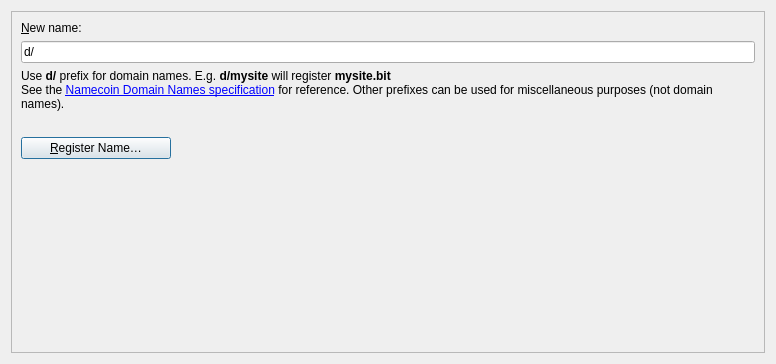
The window that src/qt/forms/buynamespage.ui (junekomeiji/namecoin-core) describes before a commit, drawn with Qt 5.
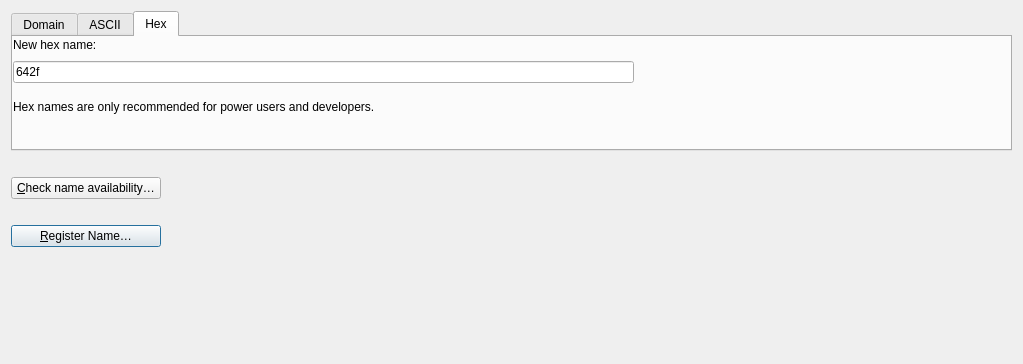
The same window after the commit. The open tabs and pages were chosen to show the change. Icons and pictures are not drawn. Custom widgets are drawn as their Qt base class.

What changed in the file:
```diff
--- a/src/qt/forms/buynamespage.ui
+++ b/src/qt/forms/buynamespage.ui
@@ -6,10 +6,11 @@
    <rect>
     <x>0</x>
     <y>0</y>
-    <width>776</width>
+    <width>1023</width>
     <height>364</height>
    </rect>
   </property>
+      <!--
   <layout class="QHBoxLayout" name="horizontalLayout">
    <item>
     <widget class="QFrame" name="frame2">
@@ -25,9 +26,38 @@
      <property name="frameShadow">
       <enum>QFrame::Sunken</enum>
      </property>
+     -->
   <layout class="QVBoxLayout" name="verticalLayout">
    <item>
-          <widget class="QLabel" name="label_4">
+    <widget class="QTabWidget" name="tabWidget">
+     <property name="minimumSize">
+      <size>
+       <width>0</width>
+       <height>140</height>
+      </size>
+     </property>
+     <property name="maximumSize">
+      <size>
+       <width>16777213</width>
+       <height>150</height>
+      </size>
+     </property>
+     <property name="currentIndex">
+      <number>0</number>
+     </property>
+     <widget class="QWidget" name="domain_name">
+      <attribute name="title">
+       <string>Domain</string>
+      </attribute>
+      <widget class="QLabel" name="domainLabel">
+       <property name="geometry">
+        <rect>
+         <x>0</x>
+         <y>0</y>
+         <width>211</width>
+         <height>16</height>
+        </rect>
+       </property>
         <property name="sizePolicy">
          <sizepolicy hsizetype="Preferred" vsizetype="Maximum">
           <horstretch>0</horstretch>
@@ -35,28 +65,98 @@
          </sizepolicy>
         </property>
         <property name="text">
-         <string>&amp;New name:</string>
+        <string>New domain name:</string>
        </property>
        <property name="alignment">
         <set>Qt::AlignLeading|Qt::AlignLeft|Qt::AlignVCenter</set>
        </property>
-        <property name="buddy">
-         <cstring>registerName</cstring>
-        </property>
-       </widget>
-      </item>
-      <item>
-       <widget class="QValidatedLineEdit" name="registerName">
-        <property name="toolTip">
-         <string>Enter a name to register it.</string>
-        </property>
+      </widget>
+      <widget class="QLabel" name="label_5">
+       <property name="geometry">
+        <rect>
+         <x>0</x>
+         <y>50</y>
+         <width>1005</width>
+         <height>41</height>
+        </rect>
+       </property>
+       <property name="sizePolicy">
+        <sizepolicy hsizetype="Preferred" vsizetype="Preferred">
+         <horstretch>0</horstretch>
+         <verstretch>0</verstretch>
+        </sizepolicy>
+       </property>
+       <property name="text">
+        <string>&lt;html&gt;&lt;head/&gt;&lt;body&gt;&lt;p&gt;E.g. &lt;span style=&quot; font-weight:600;&quot;&gt;mysite.bit&lt;/span&gt;&lt;/p&gt;&lt;/body&gt;&lt;/html&gt;</string>
+       </property>
+       <property name="textFormat">
+        <enum>Qt::RichText</enum>
+       </property>
+       <property name="wordWrap">
+        <bool>true</bool>
+       </property>
+       <property name="openExternalLinks">
+        <bool>true</bool>
+       </property>
+      </widget>
+      <widget class="QWidget" name="layoutWidget_3">
+       <property name="geometry">
+        <rect>
+         <x>0</x>
+         <y>20</y>
+         <width>621</width>
+         <height>31</height>
+        </rect>
+       </property>
+       <layout class="QVBoxLayout" name="verticalLayout_3">
+        <item>
+         <widget class="QValidatedLineEdit" name="registerNameDomain">
         <property name="text">
-         <string>d/</string>
-        </property>
-       </widget>
-      </item>
-      <item>
+           <string/>
+          </property>
+          <property name="placeholderText">
+           <string/>
+          </property>
+         </widget>
+        </item>
+       </layout>
+      </widget>
+     </widget>
+     <widget class="QWidget" name="ASCII_name">
+      <attribute name="title">
+       <string>ASCII</string>
+      </attribute>
+      <widget class="QLabel" name="asciiLabel">
+       <property name="geometry">
+        <rect>
+         <x>0</x>
+         <y>0</y>
+         <width>211</width>
+         <height>16</height>
+        </rect>
+       </property>
+       <property name="sizePolicy">
+        <sizepolicy hsizetype="Preferred" vsizetype="Maximum">
+         <horstretch>0</horstretch>
+         <verstretch>0</verstretch>
+        </sizepolicy>
+       </property>
+       <property name="text">
+        <string>New ASCII name:</string>
+       </property>
+       <property name="alignment">
+        <set>Qt::AlignLeading|Qt::AlignLeft|Qt::AlignVCenter</set>
+       </property>
+      </widget>
        <widget class="QLabel" name="label">
+       <property name="geometry">
+        <rect>
+         <x>0</x>
+         <y>50</y>
+         <width>621</width>
+         <height>61</height>
+        </rect>
+       </property>
        <property name="sizePolicy">
         <sizepolicy hsizetype="Preferred" vsizetype="Preferred">
          <horstretch>0</horstretch>
@@ -76,6 +176,145 @@
         <bool>true</bool>
        </property>
       </widget>
+      <widget class="QWidget" name="layoutWidget">
+       <property name="geometry">
+        <rect>
+         <x>0</x>
+         <y>20</y>
+         <width>621</width>
+         <height>31</height>
+        </rect>
+       </property>
+       <layout class="QVBoxLayout" name="verticalLayout_1">
+        <item>
+         <widget class="QValidatedLineEdit" name="registerNameAscii">
+          <property name="text">
+           <string>d/</string>
+          </property>
+          <property name="placeholderText">
+           <string/>
+          </property>
+         </widget>
+        </item>
+       </layout>
+      </widget>
+     </widget>
+     <widget class="QWidget" name="hexadecimal_name">
+      <attribute name="title">
+       <string>Hex</string>
+      </attribute>
+      <widget class="QLabel" name="hexLabel">
+       <property name="geometry">
+        <rect>
+         <x>0</x>
+         <y>0</y>
+         <width>211</width>
+         <height>16</height>
+        </rect>
+       </property>
+       <property name="sizePolicy">
+        <sizepolicy hsizetype="Preferred" vsizetype="Maximum">
+         <horstretch>0</horstretch>
+         <verstretch>0</verstretch>
+        </sizepolicy>
+       </property>
+       <property name="text">
+        <string>New hex name:</string>
+       </property>
+       <property name="alignment">
+        <set>Qt::AlignLeading|Qt::AlignLeft|Qt::AlignVCenter</set>
+       </property>
+      </widget>
+      <widget class="QLabel" name="label_6">
+       <property name="geometry">
+        <rect>
+         <x>0</x>
+         <y>50</y>
+         <width>1005</width>
+         <height>41</height>
+        </rect>
+       </property>
+       <property name="sizePolicy">
+        <sizepolicy hsizetype="Preferred" vsizetype="Preferred">
+         <horstretch>0</horstretch>
+         <verstretch>0</verstretch>
+        </sizepolicy>
+       </property>
+       <property name="text">
+        <string>&lt;html&gt;&lt;head/&gt;&lt;body&gt;&lt;p&gt;Hex names are only recommended for power users and developers.&lt;/p&gt;&lt;/body&gt;&lt;/html&gt;</string>
+       </property>
+       <property name="textFormat">
+        <enum>Qt::RichText</enum>
+       </property>
+       <property name="wordWrap">
+        <bool>true</bool>
+       </property>
+       <property name="openExternalLinks">
+        <bool>true</bool>
+       </property>
+      </widget>
+      <widget class="QWidget" name="layoutWidget_2">
+       <property name="geometry">
+        <rect>
+         <x>0</x>
+         <y>20</y>
+         <width>621</width>
+         <height>31</height>
+        </rect>
+       </property>
+       <layout class="QVBoxLayout" name="verticalLayout_2">
+        <item>
+         <widget class="QValidatedLineEdit" name="registerNameHex">
+          <property name="text">
+           <string>642f</string>
+          </property>
+          <property name="placeholderText">
+           <string/>
+          </property>
+         </widget>
+        </item>
+       </layout>
+      </widget>
+     </widget>
+    </widget>
+   </item>
+   <item>
+    <widget class="QLabel" name="previewLabel">
+     <property name="sizePolicy">
+      <sizepolicy hsizetype="Preferred" vsizetype="Preferred">
+       <horstretch>0</horstretch>
+       <verstretch>0</verstretch>
+      </sizepolicy>
+     </property>
+     <property name="text">
+      <string/>
+     </property>
+     <property name="textFormat">
+      <enum>Qt::PlainText</enum>
+     </property>
+     <property name="wordWrap">
+      <bool>true</bool>
+     </property>
+    </widget>
+   </item>
+   <item>
+    <widget class="QPushButton" name="checkNameButton">
+     <property name="sizePolicy">
+      <sizepolicy hsizetype="Fixed" vsizetype="Fixed">
+       <horstretch>0</horstretch>
+       <verstretch>0</verstretch>
+      </sizepolicy>
+     </property>
+     <property name="minimumSize">
+      <size>
+       <width>150</width>
+       <height>0</height>
+      </size>
+     </property>
+     <property name="text">
+      <string>&amp;Check name availability…</string>
+     </property>
+    </widget>
     </item>
       <item>
        <widget class="QLabel" name="statusLabel">
@@ -139,9 +378,11 @@
     </spacer>
    </item>
   </layout>
+       <!--
     </widget>
    </item>
   </layout>
+  -->
  </widget>
  <customwidgets>
   <customwidget>
```
Left out of the diff: 9 changed lines with no effect on the pictures. Lines whose indentation alone changed are shown as unchanged.
